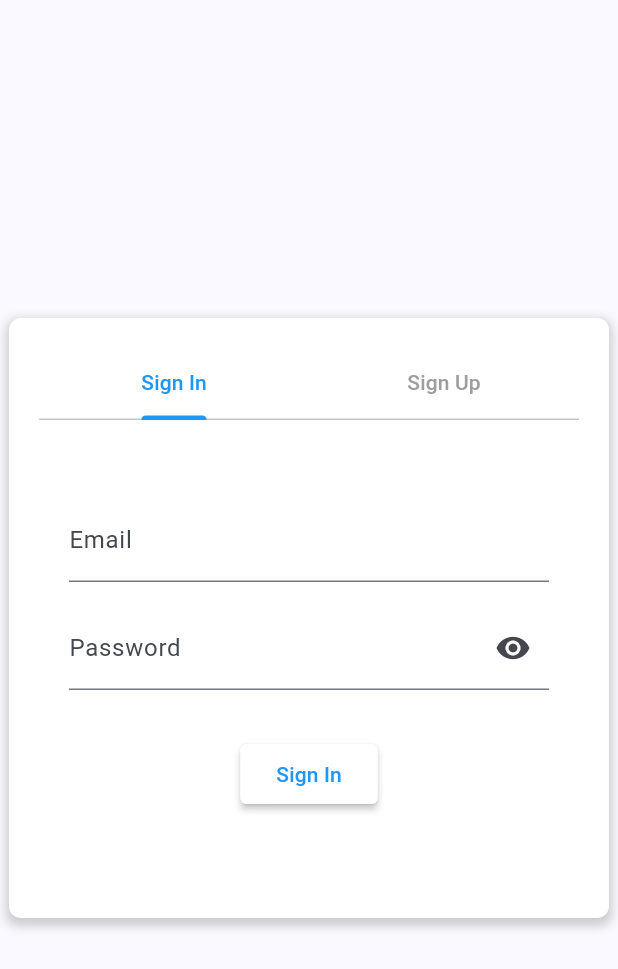
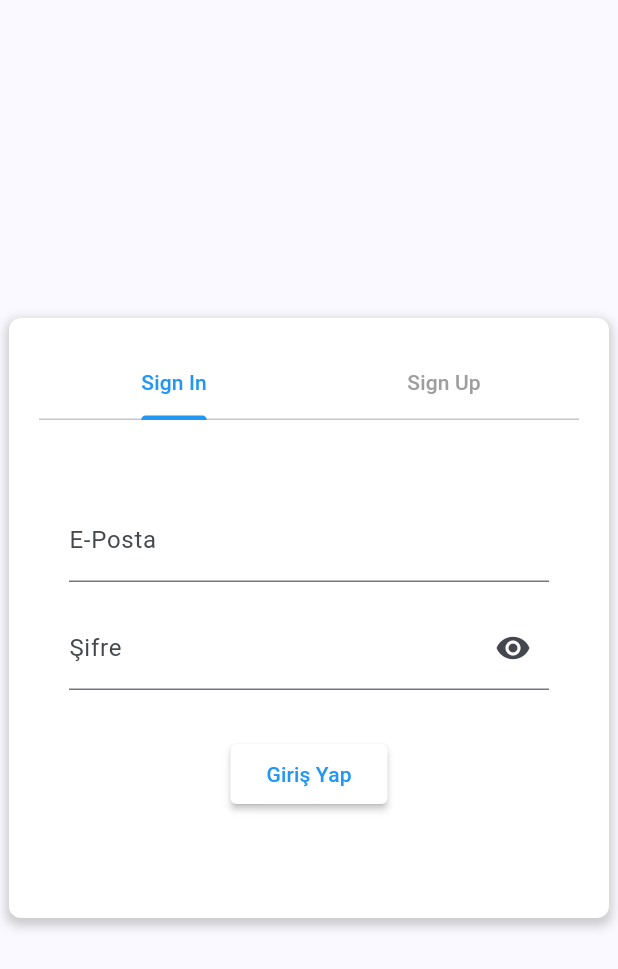
Before and after one commit to berkeyilmaz1/rent-a-car-flutter, a Flutter app: the screen it shows after launch, on a phone screen of 412 x 824 dp. Shown: the top 969 px of the screen. Run offline on Flutter 3.47's test engine with Material 3 defaults, Android fonts, the phone set to English and light mode, and no system bars; project files that could hold a hidden picture were left out.

Commit message:
translate sign in and sign up labels to Turkish

```diff
--- a/lib/features/auth/view/sign_in_view.dart
+++ b/lib/features/auth/view/sign_in_view.dart
@@ -20,12 +20,12 @@ class _SignInViewState extends State<SignInView> {
         mainAxisAlignment: MainAxisAlignment.center,
         children: [
           TextFormField(
-            decoration: const InputDecoration(labelText: 'Email'),
+            decoration: const InputDecoration(labelText: 'E-Posta'),
           ),
           const SizedBox(height: WidgetSizes.spacingM),
           TextFormField(
             decoration: InputDecoration(
-              labelText: 'Password',
+              labelText: 'Şifre',
               suffixIcon: IconButton(
                 icon: Icon(
                   _obscureText ? Icons.visibility : Icons.visibility_off,
@@ -42,7 +42,7 @@ class _SignInViewState extends State<SignInView> {
           const SizedBox(height: WidgetSizes.spacingXxl2),
           AuthButton(
             onPressed: () {},
-            buttonName: 'Sign In',
+            buttonName: 'Giriş Yap',
           ),
         ],
       ),
--- a/lib/features/auth/view/sign_up_view.dart
+++ b/lib/features/auth/view/sign_up_view.dart
@@ -20,12 +20,12 @@ class _SignUpViewState extends State<SignUpView> {
         mainAxisAlignment: MainAxisAlignment.center,
         children: [
           TextFormField(
-            decoration: const InputDecoration(labelText: 'Email'),
+            decoration: const InputDecoration(labelText: 'E-Posta'),
           ),
           const SizedBox(height: WidgetSizes.spacingM),
           TextFormField(
             decoration: InputDecoration(
-              labelText: 'Password',
+              labelText: 'Şifre',
               suffixIcon: IconButton(
                 icon: Icon(
                   obscureText ? Icons.visibility : Icons.visibility_off,
@@ -42,7 +42,7 @@ class _SignUpViewState extends State<SignUpView> {
           const SizedBox(height: WidgetSizes.spacingM),
           TextFormField(
             decoration: InputDecoration(
-              labelText: 'Confirm Password',
+              labelText: 'Şifre Tekrar',
               suffixIcon: IconButton(
                 icon: Icon(
                   obscureText ? Icons.visibility : Icons.visibility_off,
@@ -59,7 +59,7 @@ class _SignUpViewState extends State<SignUpView> {
           const SizedBox(height: WidgetSizes.spacingXxl2),
           AuthButton(
             onPressed: () {},
-            buttonName: 'Sign Up',
+            buttonName: 'Kayıt Ol',
           ),
         ],
       ),
```
